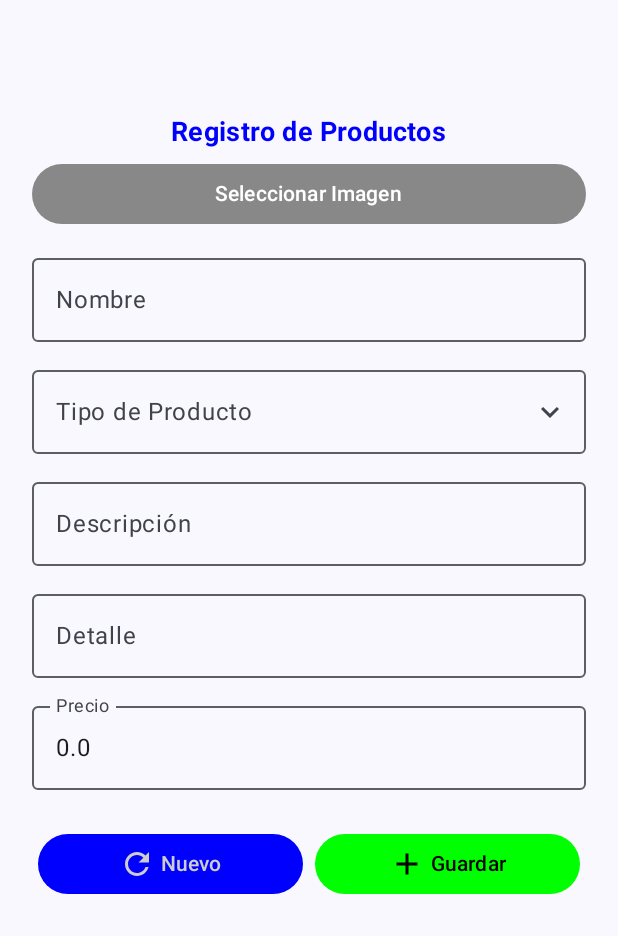
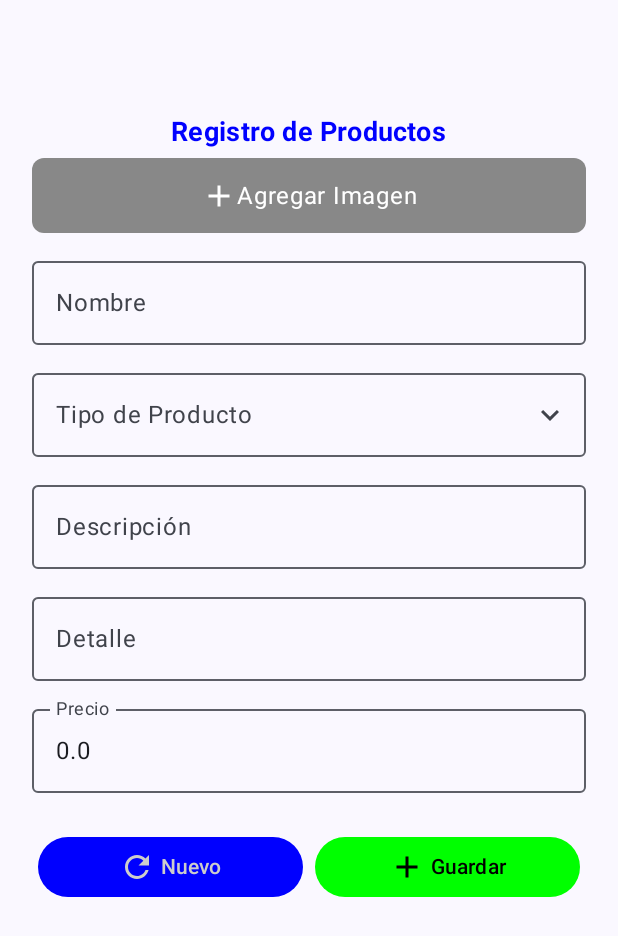
Before and after one commit to LuisMiguel001/BodyBuilderStore, an Android app built with Jetpack Compose: the composable RegistroProduct shown on its own in the app's theme, on a phone screen of 412 x 824 dp. Shown: the top 936 px of the screen. Run offline under Robolectric (Android 15) with nearby library versions, the phone set to English and light mode, and no system bars; our stand-ins replace Dagger/Hilt's generated code, Room's generated code.

Commit message:
Agregando menú desplegable y cambiendo la interfaz.

```diff
--- a/app/src/main/java/com/ucne/bodybuilderstore/ui/screens/registroScreen/RegistroProduct.kt
+++ b/app/src/main/java/com/ucne/bodybuilderstore/ui/screens/registroScreen/RegistroProduct.kt
@@ -105,19 +105,30 @@ fun RegistroProduct(
             )
         }
 
-        Button(
+        Surface(
             onClick = {
                 launcher.launch("image/*")
             },
+            shape = RoundedCornerShape(8.dp),
             modifier = Modifier
                 .fillMaxWidth()
-                .padding(5.dp),
-            colors = ButtonDefaults.buttonColors(
-                containerColor = Color.Gray,
-                contentColor = Color.White
-            )
+                .padding(5.dp)
+                .height(50.dp),
+            color = Color.Gray
         ) {
-            Text("Seleccionar Imagen")
+            Row(
+                verticalAlignment = Alignment.CenterVertically,
+                horizontalArrangement = Arrangement.Center,
+                modifier = Modifier.fillMaxSize().padding(12.dp)
+            ) {
+                Icon(
+                    imageVector = Icons.Default.Add,
+                    contentDescription = "Agregar Imagen",
+                    modifier = Modifier.size(24.dp),
+                    tint = Color.White
+                )
+                Text("Agregar Imagen", color = Color.White)
+            }
         }
 
         OutlinedTextField(
--- a/app/src/main/java/com/ucne/bodybuilderstore/ui/screens/typeProductScreen/suplementoScreen.kt
+++ b/app/src/main/java/com/ucne/bodybuilderstore/ui/screens/typeProductScreen/suplementoScreen.kt
@@ -54,7 +54,7 @@ fun ProductosScreen(
             .padding(bottom = 70.dp),
         horizontalAlignment = Alignment.CenterHorizontally
     ) {
-        Spacer(modifier = Modifier.height(60.dp))
+        Spacer(modifier = Modifier.height(120.dp))
         LazyVerticalGrid(
             columns = GridCells.Fixed(2),
             modifier = Modifier.padding(8.dp)
```
Also changed, not shown: app/src/main/java/com/ucne/bodybuilderstore/MainActivity.kt (+106 -27 lines).
